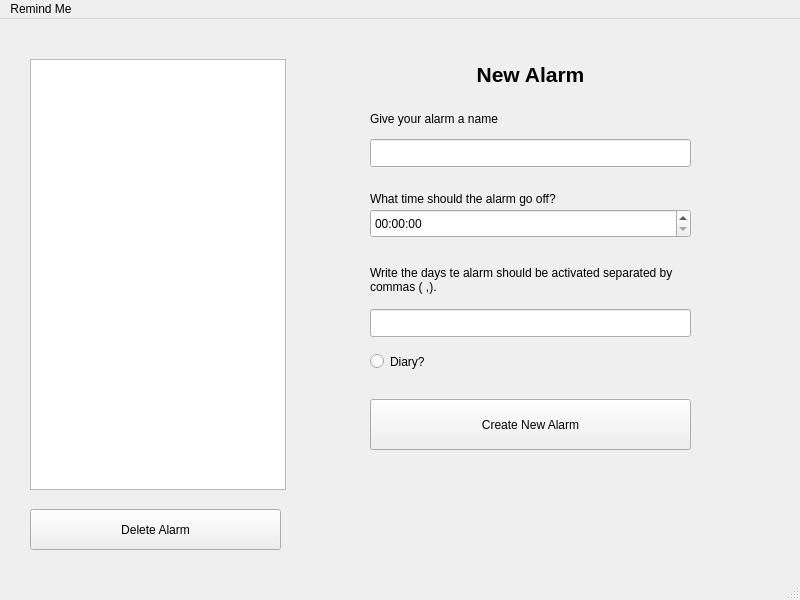
Above: UI/menu.ui from lekkinhas-code/Desktop-Notifier before the change. Below: the same form after it.
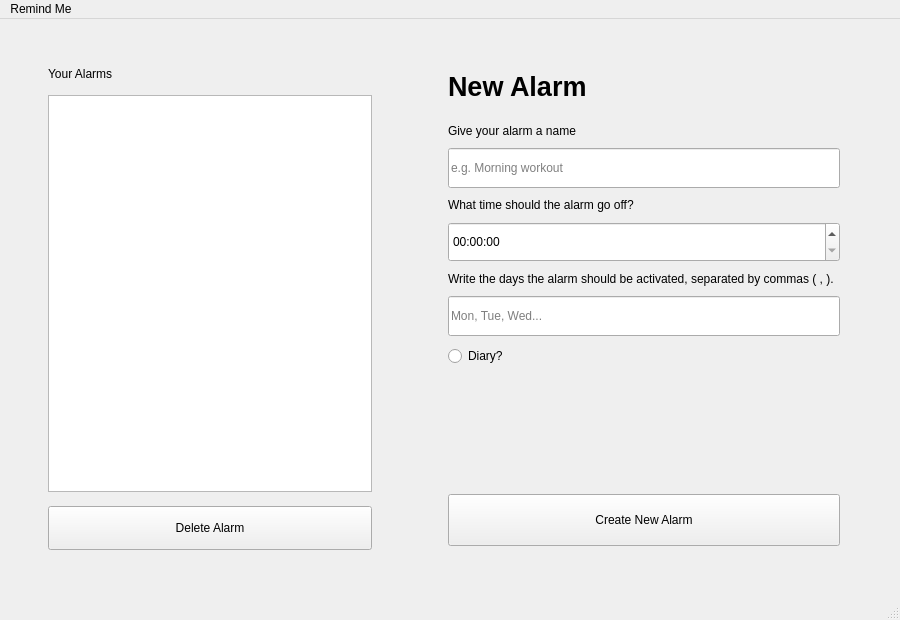
That is the form after the change.

```diff
--- a/UI/menu.ui
+++ b/UI/menu.ui
@@ -6,168 +6,293 @@
    <rect>
     <x>0</x>
     <y>0</y>
-    <width>800</width>
-    <height>600</height>
+    <width>900</width>
+    <height>620</height>
    </rect>
   </property>
+  <property name="minimumSize">
+   <size>
+    <width>720</width>
+    <height>480</height>
+   </size>
+  </property>
   <property name="windowTitle">
    <string>MainWindow</string>
   </property>
   <widget class="QWidget" name="centralwidget">
-   <widget class="QTableView" name="Alert_tableView">
-    <property name="geometry">
-     <rect>
-      <x>30</x>
-      <y>40</y>
-      <width>256</width>
-      <height>431</height>
-     </rect>
+   <layout class="QHBoxLayout" name="mainLayout">
+    <property name="spacing">
+     <number>24</number>
     </property>
-    <property name="selectionMode">
-     <enum>QAbstractItemView::SelectionMode::SingleSelection</enum>
+    <property name="leftMargin">
+     <number>28</number>
     </property>
-    <property name="selectionBehavior">
-     <enum>QAbstractItemView::SelectionBehavior::SelectRows</enum>
+    <property name="topMargin">
+     <number>28</number>
     </property>
-   </widget>
-   <widget class="QTimeEdit" name="Alert_timeEdit">
-    <property name="geometry">
-     <rect>
-      <x>370</x>
-      <y>190</y>
-      <width>321</width>
-      <height>29</height>
-     </rect>
+    <property name="rightMargin">
+     <number>28</number>
     </property>
-   </widget>
-   <widget class="QLineEdit" name="Weekdays_lineEdit">
-    <property name="geometry">
-     <rect>
-      <x>370</x>
-      <y>290</y>
-      <width>321</width>
-      <height>28</height>
-     </rect>
+    <property name="bottomMargin">
+     <number>28</number>
     </property>
-   </widget>
-   <widget class="QRadioButton" name="Diary_radioButton">
-    <property name="geometry">
-     <rect>
-      <x>370</x>
-      <y>330</y>
-      <width>111</width>
-      <height>25</height>
-     </rect>
-    </property>
-    <property name="text">
-     <string>Diary?</string>
-    </property>
-    <property name="checked">
-     <bool>false</bool>
-    </property>
-   </widget>
-   <widget class="QLabel" name="Days_label">
-    <property name="geometry">
-     <rect>
-      <x>370</x>
-      <y>240</y>
-      <width>311</width>
-      <height>41</height>
-     </rect>
-    </property>
-    <property name="text">
-     <string>Write the days te alarm should be activated separated by commas ( ,).</string>
-    </property>
-    <property name="wordWrap">
-     <bool>true</bool>
-    </property>
-   </widget>
-   <widget class="QPushButton" name="Delete_pushButton">
-    <property name="geometry">
-     <rect>
-      <x>30</x>
-      <y>490</y>
-      <width>251</width>
-      <height>41</height>
-     </rect>
-    </property>
-    <property name="text">
-     <string>Delete Alarm</string>
-    </property>
-   </widget>
-   <widget class="QPushButton" name="Create_pushButton">
-    <property name="geometry">
-     <rect>
-      <x>370</x>
-      <y>380</y>
-      <width>321</width>
-      <height>51</height>
-     </rect>
-    </property>
-    <property name="text">
-     <string>Create New Alarm</string>
-    </property>
-   </widget>
-   <widget class="QLabel" name="Title_label">
-    <property name="geometry">
-     <rect>
-      <x>370</x>
-      <y>40</y>
-      <width>321</width>
-      <height>31</height>
-     </rect>
-    </property>
-    <property name="font">
-     <font>
-      <pointsize>16</pointsize>
-     </font>
-    </property>
-    <property name="text">
-     <string>&lt;html&gt;&lt;head/&gt;&lt;body&gt;&lt;p align=&quot;center&quot;&gt;&lt;span style=&quot; font-weight:700;&quot;&gt;New Alarm&lt;/span&gt;&lt;/p&gt;&lt;/body&gt;&lt;/html&gt;</string>
-    </property>
-    <property name="textFormat">
-     <enum>Qt::TextFormat::AutoText</enum>
-    </property>
-    <property name="alignment">
-     <set>Qt::AlignmentFlag::AlignCenter</set>
-    </property>
-   </widget>
-   <widget class="QLineEdit" name="Name_lineEdit">
-    <property name="geometry">
-     <rect>
-      <x>370</x>
-      <y>120</y>
-      <width>321</width>
-      <height>28</height>
-     </rect>
-    </property>
-   </widget>
-   <widget class="QLabel" name="Name_label">
-    <property name="geometry">
-     <rect>
-      <x>370</x>
-      <y>90</y>
-      <width>321</width>
-      <height>20</height>
-     </rect>
-    </property>
-    <property name="text">
-     <string>Give your alarm a name</string>
-    </property>
-   </widget>
-   <widget class="QLabel" name="Time_label">
-    <property name="geometry">
-     <rect>
-      <x>370</x>
-      <y>170</y>
-      <width>321</width>
-      <height>20</height>
-     </rect>
-    </property>
-    <property name="text">
-     <string>What time should the alarm go off?</string>
-    </property>
-   </widget>
+    <item>
+     <widget class="QFrame" name="sidebarFrame">
+      <property name="sizePolicy">
+       <sizepolicy hsizetype="Preferred" vsizetype="Expanding">
+        <horstretch>4</horstretch>
+        <verstretch>0</verstretch>
+       </sizepolicy>
+      </property>
+      <property name="minimumSize">
+       <size>
+        <width>260</width>
+        <height>0</height>
+       </size>
+      </property>
+      <layout class="QVBoxLayout" name="sidebarLayout">
+       <property name="spacing">
+        <number>14</number>
+       </property>
+       <property name="leftMargin">
+        <number>20</number>
+       </property>
+       <property name="topMargin">
+        <number>20</number>
+       </property>
+       <property name="rightMargin">
+        <number>20</number>
+       </property>
+       <property name="bottomMargin">
+        <number>20</number>
+       </property>
+       <item>
+        <widget class="QLabel" name="Sidebar_label">
+         <property name="text">
+          <string>Your Alarms</string>
+         </property>
+        </widget>
+       </item>
+       <item>
+        <widget class="QTableView" name="Alert_tableView">
+         <property name="sizePolicy">
+          <sizepolicy hsizetype="Expanding" vsizetype="Expanding">
+           <horstretch>0</horstretch>
+           <verstretch>1</verstretch>
+          </sizepolicy>
+         </property>
+         <property name="editTriggers">
+          <set>QAbstractItemView::EditTrigger::NoEditTriggers</set>
+         </property>
+         <property name="alternatingRowColors">
+          <bool>true</bool>
+         </property>
+         <property name="selectionMode">
+          <enum>QAbstractItemView::SelectionMode::SingleSelection</enum>
+         </property>
+         <property name="selectionBehavior">
+          <enum>QAbstractItemView::SelectionBehavior::SelectRows</enum>
+         </property>
+         <property name="showGrid">
+          <bool>false</bool>
+         </property>
+         
+         <attribute name="horizontalHeaderStretchLastSection">
+          <bool>true</bool>
+         </attribute>
+         <attribute name="verticalHeaderVisible">
+          <bool>false</bool>
+         </attribute>
+         
+        </widget>
+       </item>
+       <item>
+        <widget class="QPushButton" name="Delete_pushButton">
+         <property name="minimumSize">
+          <size>
+           <width>0</width>
+           <height>44</height>
+          </size>
+         </property>
+         <property name="cursor">
+          <cursorShape>PointingHandCursor</cursorShape>
+         </property>
+         <property name="text">
+          <string>Delete Alarm</string>
+         </property>
+        </widget>
+       </item>
+      </layout>
+     </widget>
+    </item>
+    <item>
+     <widget class="QFrame" name="formFrame">
+      <property name="sizePolicy">
+       <sizepolicy hsizetype="Preferred" vsizetype="Expanding">
+        <horstretch>5</horstretch>
+        <verstretch>0</verstretch>
+       </sizepolicy>
+      </property>
+      <property name="minimumSize">
+       <size>
+        <width>320</width>
+        <height>0</height>
+       </size>
+      </property>
+      <layout class="QVBoxLayout" name="formLayout">
+       <property name="spacing">
+        <number>10</number>
+       </property>
+       <property name="leftMargin">
+        <number>32</number>
+       </property>
+       <property name="topMargin">
+        <number>24</number>
+       </property>
+       <property name="rightMargin">
+        <number>32</number>
+       </property>
+       <property name="bottomMargin">
+        <number>24</number>
+       </property>
+       <item>
+        <widget class="QLabel" name="Title_label">
+         <property name="font">
+          <font>
+           <pointsize>20</pointsize>
+           <bold>true</bold>
+          </font>
+         </property>
+         <property name="text">
+          <string>New Alarm</string>
+         </property>
+         <property name="alignment">
+          <set>Qt::AlignmentFlag::AlignLeading|Qt::AlignmentFlag::AlignLeft|Qt::AlignmentFlag::AlignVCenter</set>
+         </property>
+        </widget>
+       </item>
+       <item>
+        <spacer name="titleSpacer">
+         <property name="orientation">
+          <enum>Qt::Orientation::Vertical</enum>
+         </property>
+         <property name="sizeType">
+          <enum>QSizePolicy::Policy::Fixed</enum>
+         </property>
+         <property name="sizeHint" stdset="0">
+          <size>
+           <width>20</width>
+           <height>12</height>
+          </size>
+         </property>
+        </spacer>
+       </item>
+       <item>
+        <widget class="QLabel" name="Name_label">
+         <property name="text">
+          <string>Give your alarm a name</string>
+         </property>
+        </widget>
+       </item>
+       <item>
+        <widget class="QLineEdit" name="Name_lineEdit">
+         <property name="minimumSize">
+          <size>
+           <width>0</width>
+           <height>40</height>
+          </size>
+         </property>
+         <property name="placeholderText">
+          <string>e.g. Morning workout</string>
+         </property>
+        </widget>
+       </item>
+       <item>
+        <widget class="QLabel" name="Time_label">
+         <property name="text">
+          <string>What time should the alarm go off?</string>
+         </property>
+        </widget>
+       </item>
+       <item>
+        <widget class="QTimeEdit" name="Alert_timeEdit">
+         <property name="minimumSize">
+          <size>
+           <width>0</width>
+           <height>40</height>
+          </size>
+         </property>
+        </widget>
+       </item>
+       <item>
+        <widget class="QLabel" name="Days_label">
+         <property name="text">
+          <string>Write the days the alarm should be activated, separated by commas ( , ).</string>
+         </property>
+         <property name="wordWrap">
+          <bool>true</bool>
+         </property>
+        </widget>
+       </item>
+       <item>
+        <widget class="QLineEdit" name="Weekdays_lineEdit">
+         <property name="minimumSize">
+          <size>
+           <width>0</width>
+           <height>40</height>
+          </size>
+         </property>
+         <property name="placeholderText">
+          <string>Mon, Tue, Wed...</string>
+         </property>
+        </widget>
+       </item>
+       <item>
+        <widget class="QRadioButton" name="Diary_radioButton">
+         <property name="cursor">
+          <cursorShape>PointingHandCursor</cursorShape>
+         </property>
+         <property name="text">
+          <string>Diary?</string>
+         </property>
+         <property name="checked">
+          <bool>false</bool>
+         </property>
+        </widget>
+       </item>
+       <item>
+        <spacer name="formSpacer">
+         <property name="orientation">
+          <enum>Qt::Orientation::Vertical</enum>
+         </property>
+         <property name="sizeHint" stdset="0">
+          <size>
+           <width>20</width>
+           <height>40</height>
+          </size>
+         </property>
+        </spacer>
+       </item>
+       <item>
+        <widget class="QPushButton" name="Create_pushButton">
+         <property name="minimumSize">
+          <size>
+           <width>0</width>
+           <height>52</height>
+          </size>
+         </property>
+         <property name="cursor">
+          <cursorShape>PointingHandCursor</cursorShape>
+         </property>
+         <property name="text">
+          <string>Create New Alarm</string>
+         </property>
+        </widget>
+       </item>
+      </layout>
+     </widget>
+    </item>
+   </layout>
   </widget>
   <widget class="QStatusBar" name="statusbar"/>
   <widget class="QMenuBar" name="menuBar">
@@ -175,7 +300,7 @@
     <rect>
      <x>0</x>
      <y>0</y>
-     <width>800</width>
+     <width>900</width>
      <height>25</height>
     </rect>
    </property>
```
Left out of the diff: 2 changed lines with no effect on the pictures.
